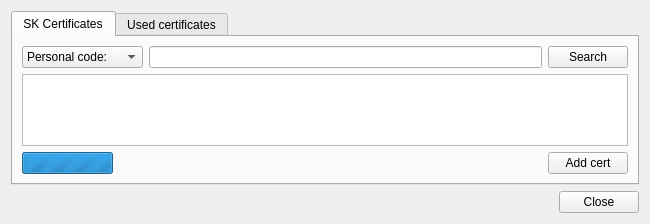
This is crypto/ui/CertAddDialog.ui in open-eid/qdigidoc as Qt 5 draws it before an edit. The edited form follows.
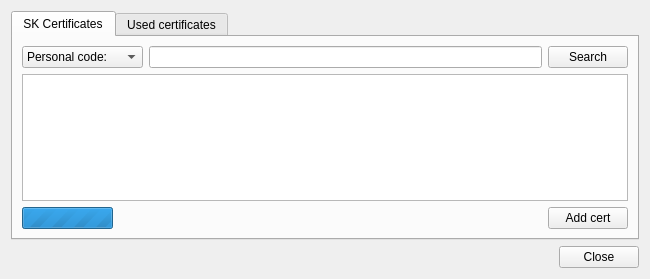
This is the edited form.

Commit message:
make models sortable
Ticket: #9952

```diff
--- a/crypto/ui/CertAddDialog.ui
+++ b/crypto/ui/CertAddDialog.ui
@@ -10,7 +10,7 @@
     <x>0</x>
     <y>0</y>
     <width>650</width>
-    <height>216</height>
+    <height>279</height>
    </rect>
   </property>
   <property name="windowTitle">
@@ -71,6 +71,12 @@
          <property name="rootIsDecorated">
           <bool>false</bool>
          </property>
+         <property name="sortingEnabled">
+          <bool>true</bool>
+         </property>
+         <attribute name="headerShowSortIndicator" stdset="0">
+          <bool>true</bool>
+         </attribute>
         </widget>
        </item>
        <item>
```
Left out of the diff: 6 changed lines with no effect on the pictures. The commit also changes 2 other files.
